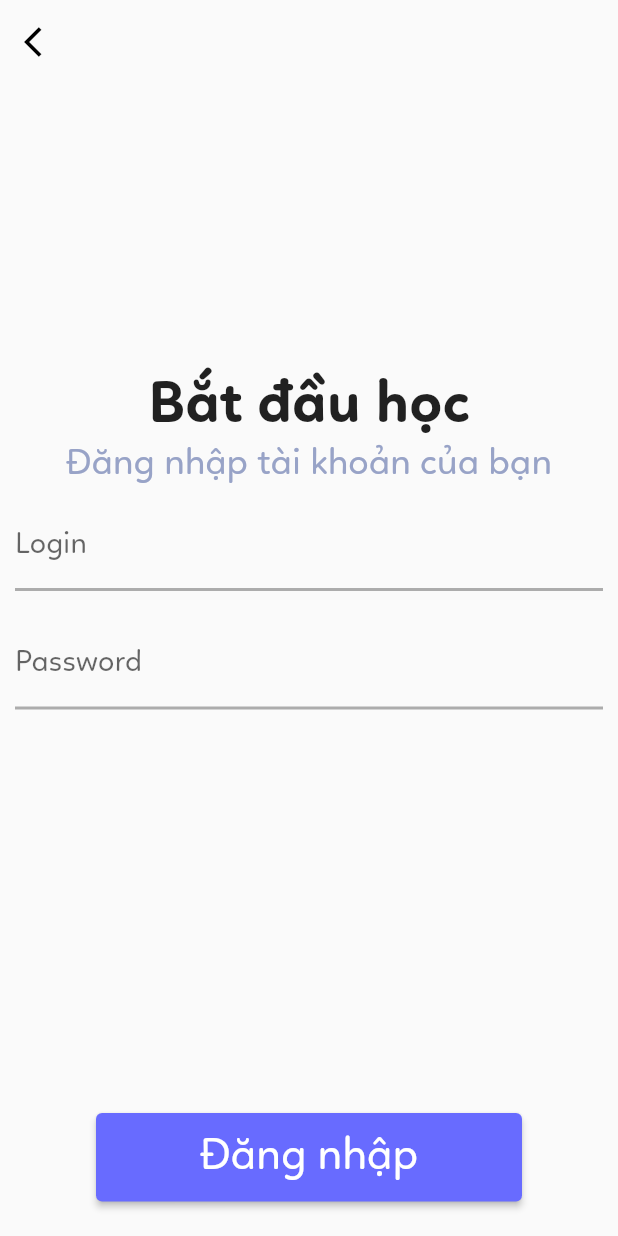
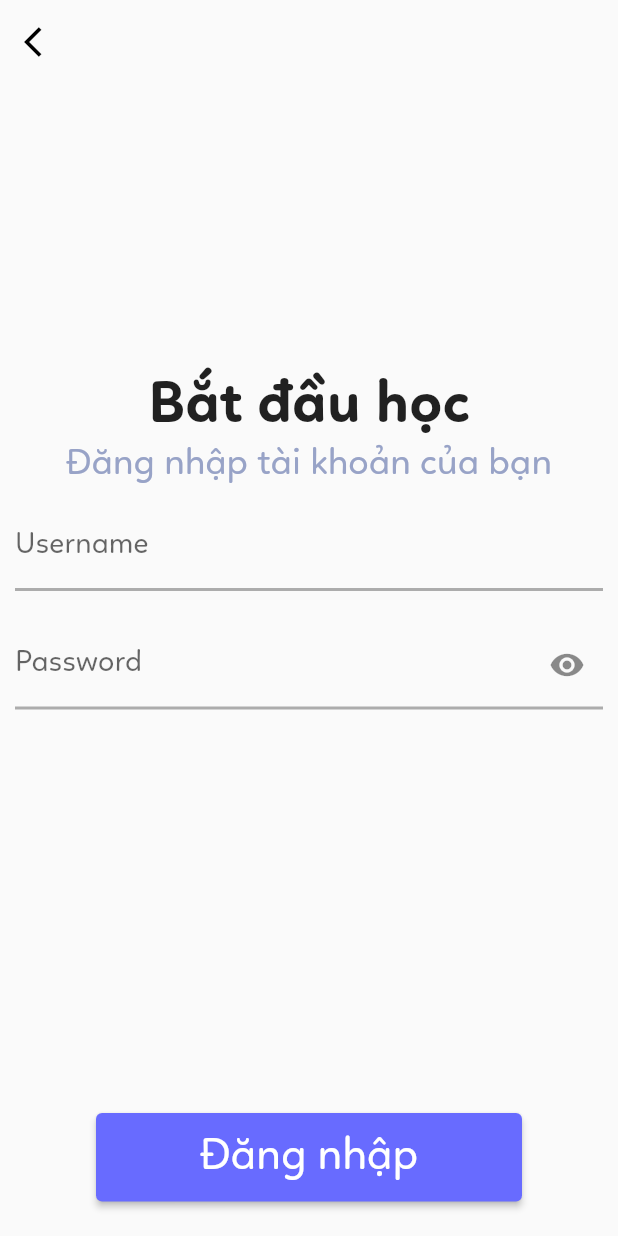
Before and after one commit to EinVaann/disce-app, a Flutter app: the screen it shows after launch, after a tap on "Đăng nhập", on a phone screen of 412 x 824 dp. Run offline on Flutter 3.47's test engine with Material 2 defaults, Android fonts, the phone set to English and light mode, and no system bars; our stand-ins replace loading_indicator; missing offline and left inert: flutter_session_manager; network calls fail; project files that could hold a hidden picture were left out.

Commit message:
added login function

```diff
--- /dev/null
+++ b/lib/global.dart
@@ -0,0 +1 @@
+String apiLinks = 'muddy-mite-undershirt.cyclic.app';
--- a/lib/screen/login.dart
+++ b/lib/screen/login.dart
@@ -1,4 +1,11 @@
+import 'dart:convert';
+
+import 'package:disce/screen/home.dart';
 import 'package:flutter/material.dart';
+import 'package:http/http.dart' as http;
+import 'package:disce/global.dart' as globals;
+import 'package:flutter_session_manager/flutter_session_manager.dart';
+import 'package:loading_indicator/loading_indicator.dart';
 
 class LoginPage extends StatefulWidget {
   const LoginPage({super.key});
@@ -8,6 +15,74 @@ class LoginPage extends StatefulWidget {
 }
 
 class _LoginPageState extends State<LoginPage> {
+  late bool _passwordVisible;
+  late TextEditingController _usernameController;
+  late TextEditingController _passwordController;
+  late bool _isLoading;
+  late bool _error;
+  late String _errorMessage;
+
+  @override
+  void initState() {
+    super.initState();
+    _passwordVisible = false;
+    _usernameController = TextEditingController();
+    _passwordController = TextEditingController();
+    _isLoading = false;
+    _error = false;
+    _errorMessage = "None";
+  }
+
+  @override
+  void dispose() {
+    _usernameController.dispose();
+    _passwordController.dispose();
+    super.dispose();
+  }
+
+  Future<http.Response> loginRequest() async {
+    Map<String, String> headers = {
+      "Content-type": "application/json; charset=UTF-8"
+    };
+    Map<String, String> jsonBody = {
+      'username': _usernameController.text,
+      'password': _passwordController.text,
+    };
+    debugPrint(globals.apiLinks);
+    final response = await http.post(
+        Uri.https(globals.apiLinks, "/api/v1/users/login"),
+        headers: headers,
+        body: jsonEncode(jsonBody));
+    debugPrint(response.statusCode.toString());
+    if (response.statusCode == 200) {
+      setState(() {
+        _isLoading = !_isLoading;
+        _error = false;
+        _passwordVisible = false;
+      });
+      await SessionManager()
+          .set("accessToken", json.decode(response.body)['accessToken']);
+      goToHome();
+    } else {
+      setState(() {
+        _isLoading = !_isLoading;
+        _error = true;
+        _errorMessage = json.decode(response.body)['message'];
+      });
+    }
+    debugPrint(response.body);
+    return response;
+  }
+
+  void goToHome() {
+    Navigator.push(
+      context,
+      MaterialPageRoute(
+        builder: (context) => const HomeScreen(),
+      ),
+    );
+  }
+
   @override
   Widget build(BuildContext context) {
     return Scaffold(
@@ -25,18 +100,29 @@ class _LoginPageState extends State<LoginPage> {
         ),
       ),
       body: Center(
-        child: Column(
+        child: _isLoading
+            ? const Center(
+                child: SizedBox(
+                  height: 50,
+                  child: LoadingIndicator(
+                    indicatorType: Indicator.circleStrokeSpin,
+                    colors: [Color.fromARGB(255, 104, 107, 255)],
+                    strokeWidth: 2,
+                  ),
+                ),
+              )
+            : Column(
                 mainAxisAlignment: MainAxisAlignment.center,
                 crossAxisAlignment: CrossAxisAlignment.center,
-          children: const [
-            Text(
+                children: [
+                  const Text(
                     "Bắt đầu học",
                     style: TextStyle(
                       fontSize: 40,
                       fontWeight: FontWeight.w700,
                     ),
                   ),
-            Text(
+                  const Text(
                     "Đăng nhập tài khoản của bạn",
                     style: TextStyle(
                       fontSize: 25,
@@ -44,10 +130,11 @@ class _LoginPageState extends State<LoginPage> {
                     ),
                   ),
                   Padding(
-              padding: EdgeInsets.all(10.0),
-              child: TextField(
-                decoration: InputDecoration(
-                  labelText: 'Login',
+                    padding: const EdgeInsets.all(10.0),
+                    child: TextFormField(
+                      controller: _usernameController,
+                      decoration: const InputDecoration(
+                        labelText: 'Username',
                         labelStyle: TextStyle(
                           fontSize: 20,
                         ),
@@ -70,39 +157,66 @@ class _LoginPageState extends State<LoginPage> {
                     ),
                   ),
                   Padding(
-              padding: EdgeInsets.all(10.0),
-              child: TextField(
+                    padding: const EdgeInsets.all(10.0),
+                    child: TextFormField(
+                      controller: _passwordController,
                       decoration: InputDecoration(
                         labelText: 'Password',
-                  labelStyle: TextStyle(
+                        labelStyle: const TextStyle(
                           fontSize: 20,
                         ),
-                  floatingLabelStyle: TextStyle(
+                        floatingLabelStyle: const TextStyle(
                           color: Color.fromARGB(255, 104, 107, 255),
                         ),
-                  focusedBorder: UnderlineInputBorder(
+                        suffixIcon: IconButton(
+                          icon: _passwordVisible
+                              ? const Icon(Icons.visibility_off)
+                              : const Icon(Icons.visibility),
+                          onPressed: () {
+                            setState(() {
+                              _passwordVisible = !_passwordVisible;
+                            });
+                          },
+                        ),
+                        focusedBorder: const UnderlineInputBorder(
                           borderSide: BorderSide(
                             color: Color.fromARGB(255, 104, 107, 255),
                             width: 2,
                           ),
                         ),
-                  enabledBorder: UnderlineInputBorder(
+                        enabledBorder: const UnderlineInputBorder(
                           borderSide: BorderSide(
                             color: Color.fromARGB(255, 172, 172, 172),
                             width: 2,
                           ),
                         ),
                       ),
+                      obscureText: !_passwordVisible,
+                      autocorrect: false,
+                      enableSuggestions: false,
                     ),
                   ),
-            SizedBox(
+                  _error
+                      ? Padding(
+                          padding: const EdgeInsets.all(10.0),
+                          child: Text(
+                            _errorMessage,
+                            style: const TextStyle(
+                              color: Colors.red,
+                              fontSize: 18,
+                            ),
+                          ),
+                        )
+                      : Container(),
+                  const SizedBox(
                     height: 150,
                   )
                 ],
               ),
       ),
       floatingActionButtonLocation: FloatingActionButtonLocation.centerDocked,
-      floatingActionButton: Container(
+      floatingActionButton: !_isLoading
+          ? Container(
               height: 75,
               width: 300,
               margin: const EdgeInsets.all(15),
@@ -118,10 +232,18 @@ class _LoginPageState extends State<LoginPage> {
                       fontSize: 30,
                     ),
                   ),
-            onPressed: () {},
+                  onPressed: () {
+                    setState(() {
+                      _isLoading = !_isLoading;
+                    });
+                    loginRequest();
+                    // debugPrint(
+                    // _usernameController.text + "-" + _passwordController.text);
+                  },
                 ),
               ),
-      ),
+            )
+          : Container(),
     );
   }
 }
--- a/pubspec.yaml
+++ b/pubspec.yaml
@@ -35,6 +35,10 @@ dependencies:
   # The following adds the Cupertino Icons font to your application.
   # Use with the CupertinoIcons class for iOS style icons.
   cupertino_icons: ^1.0.2
+  http: ^0.13.5
+  intl: ^0.18.1
+  loading_indicator: ^3.1.0
+  flutter_session_manager: ^1.0.3
 
 dev_dependencies:
   flutter_test:
```
Also changed, not shown: lib/screen/home.dart (added, +37 -0 lines), lib/screen/sign_up.dart (+54 -21 lines), pubspec.lock, 1 other file. Lines whose indentation alone changed are shown as unchanged.
